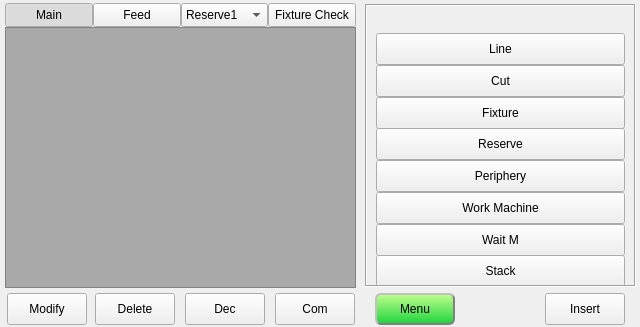
Above: hcinstruction/ichcinstructionpageframe.ui from GaussCheng/2-5AxisPunch before the change. Below: the same form after it.
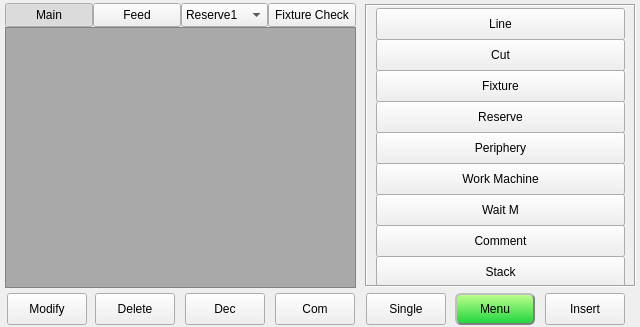
That is the form after the change. Icons and pictures are not drawn. Custom widgets are drawn as their Qt base class.

```diff
--- a/hcinstruction/ichcinstructionpageframe.ui
+++ b/hcinstruction/ichcinstructionpageframe.ui
@@ -151,7 +151,7 @@
     <widget class="QToolButton" name="commandButton">
      <property name="geometry">
       <rect>
-       <x>370</x>
+       <x>450</x>
        <y>290</y>
        <width>80</width>
        <height>32</height>
@@ -280,22 +280,6 @@
        <property name="bottomMargin">
         <number>2</number>
        </property>
-       <item>
-        <spacer name="verticalSpacer">
-         <property name="orientation">
-          <enum>Qt::Vertical</enum>
-         </property>
-         <property name="sizeType">
-          <enum>QSizePolicy::Fixed</enum>
-         </property>
-         <property name="sizeHint" stdset="0">
-          <size>
-           <width>13</width>
-           <height>25</height>
-          </size>
-         </property>
-        </spacer>
-       </item>
        <item>
         <widget class="QToolButton" name="lineButton">
          <property name="sizePolicy">
@@ -562,6 +546,44 @@
          </property>
         </widget>
        </item>
+       <item>
+        <widget class="QToolButton" name="commentButton">
+         <property name="sizePolicy">
+          <sizepolicy hsizetype="Preferred" vsizetype="Preferred">
+           <horstretch>0</horstretch>
+           <verstretch>0</verstretch>
+          </sizepolicy>
+         </property>
+         <property name="minimumSize">
+          <size>
+           <width>0</width>
+           <height>32</height>
+          </size>
+         </property>
+         <property name="maximumSize">
+          <size>
+           <width>16777215</width>
+           <height>44</height>
+          </size>
+         </property>
+         <property name="text">
+          <string>Comment</string>
+         </property>
+         <property name="icon">
+          <iconset resource="../resource.qrc">
+           <normaloff>:/resource/jump(32).png</normaloff>:/resource/jump(32).png</iconset>
+         </property>
+         <property name="iconSize">
+          <size>
+           <width>32</width>
+           <height>32</height>
+          </size>
+         </property>
+         <property name="toolButtonStyle">
+          <enum>Qt::ToolButtonTextBesideIcon</enum>
+         </property>
+        </widget>
+       </item>
        <item>
         <widget class="QToolButton" name="stackButton">
          <property name="sizePolicy">
@@ -789,6 +811,25 @@
       </item>
      </layout>
     </widget>
+    <widget class="QPushButton" name="singleButton">
+     <property name="geometry">
+      <rect>
+       <x>361</x>
+       <y>290</y>
+       <width>80</width>
+       <height>32</height>
+      </rect>
+     </property>
+     <property name="sizePolicy">
+      <sizepolicy hsizetype="Minimum" vsizetype="Preferred">
+       <horstretch>0</horstretch>
+       <verstretch>0</verstretch>
+      </sizepolicy>
+     </property>
+     <property name="text">
+      <string>Single</string>
+     </property>
+    </widget>
    </widget>
    <widget class="QWidget" name="stackedWidgetPage2">
     <widget class="QTabWidget" name="tabWidget_2">
```
